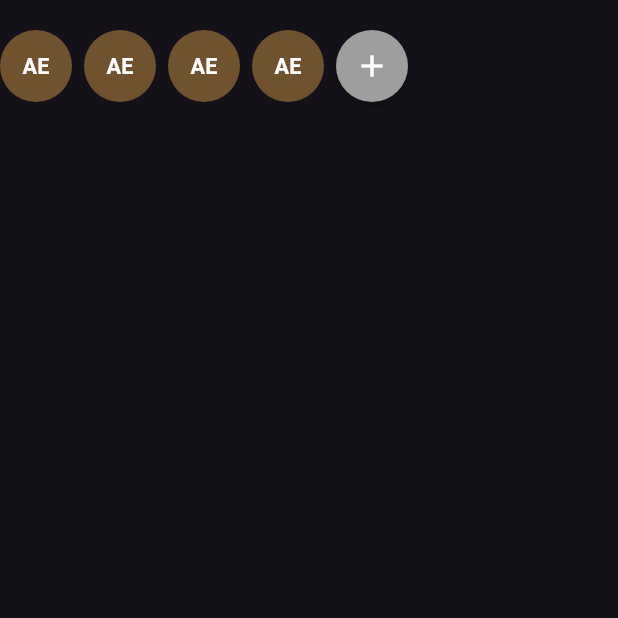
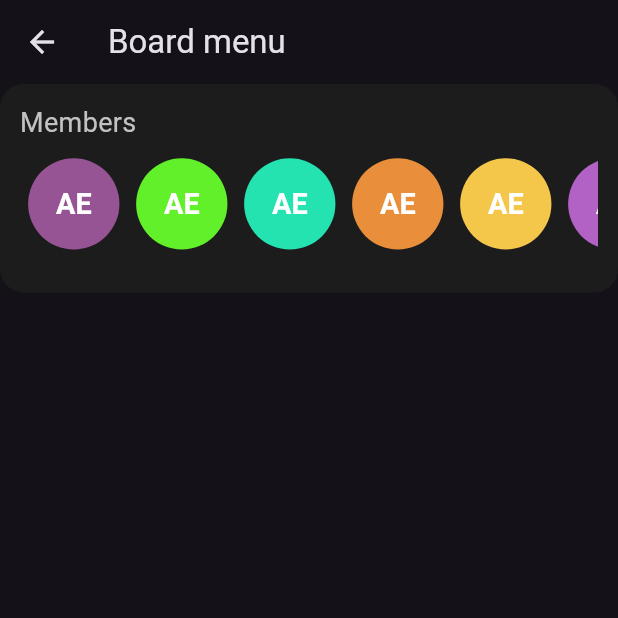
Before and after one commit to AbdelrahmanElkholy41/Trello, a Flutter app: the MeanuScreen screen opened directly, on a phone screen of 412 x 824 dp, the top half of it. Run offline on Flutter 3.47's test engine with Material 3 defaults, Android fonts, the phone set to English and light mode, and no system bars; our stand-ins replace flutter_screenutil, supabase_flutter; accounts and stored records are empty.

Commit message:
create menu screen

```diff
--- a/lib/Feature/ProjectDetails/widget/UserAvater.dart
+++ b/lib/Feature/ProjectDetails/widget/UserAvater.dart
@@ -1,4 +1,6 @@
 import 'package:flutter/material.dart';
+
+import '../../../core/helpers/spacing.dart';
 
 class UserAvatar extends StatelessWidget {
   final String userName;
@@ -7,7 +9,7 @@ class UserAvatar extends StatelessWidget {
   const UserAvatar({
     Key? key,
     required this.userName,
-    this.radius = 24,
+    this.radius = 32,
   }) : super(key: key);
 
   /// 🔡 Get initials from full name (e.g. "Ahmed Khaled" → "AK")
@@ -39,6 +41,7 @@ class UserAvatar extends StatelessWidget {
           fontSize: radius * 0.6,
         ),
       ),
+
     );
   }
 }
--- a/lib/Feature/meanu/meanu_screen.dart
+++ b/lib/Feature/meanu/meanu_screen.dart
@@ -1,5 +1,8 @@
 import 'package:flutter/material.dart';
-
+import 'package:flutter_screenutil/flutter_screenutil.dart';
+import 'package:trello/core/helpers/spacing.dart';
+import '../../core/theming/colors.dart';
+import '../../core/theming/styles.dart';
 import '../ProjectDetails/widget/UserAvater.dart';
 
 class MeanuScreen extends StatelessWidget {
@@ -7,39 +10,66 @@ class MeanuScreen extends StatelessWidget {
 
   @override
   Widget build(BuildContext context) {
-    return  Scaffold(
+    return Scaffold(
+      appBar: AppBar(
+        title: Text('Board menu'),
+      ),
       body: SafeArea(
+        child: SingleChildScrollView(
           child: Column(
             children: [
-          SizedBox(height: 20),
-          Row(
+              Container(
+
+                padding: EdgeInsets.all(12.w),
+                decoration: BoxDecoration(
+                  color: ColorsManager.trelloColor.withOpacity(1),
+                  borderRadius: BorderRadius.circular(16.0),
+                ),
+                child: Column(
+                  crossAxisAlignment: CrossAxisAlignment.start,
                   children: [
-              SizedBox(height: 15),
-              Row(
-                children: [
-                  UserAvatar(userName: 'Abdelrahman Elk holy'),
-                   SizedBox(width: 8),
-                   UserAvatar(userName: 'Abdelrahman Elk holy'),
-                   SizedBox(width: 8),
-                   UserAvatar(userName: 'Abdelrahman Elk holy'),
-                   SizedBox(width: 8),
-                   UserAvatar(userName: 'Abdelrahman Elk holy'),
-                   SizedBox(width: 8),
-                  RawMaterialButton(
-                    onPressed: (){},
+                    // Text "Members"
+                    Text(
+                      'Members',
+                      style: TextStyles.font14LightGrayRegular.copyWith(fontSize: 18),
+                    ),
+                    verticalSpace(10.h),
+
+                    SizedBox(
+                      height: 60.h,
+                      child: ListView.builder(
+                        scrollDirection: Axis.horizontal,
+                        itemCount: 9, // 7 avatars + 1 زرار +
+                        itemBuilder: (context, index) {
+                          if (index < 8) {
+                            return Padding(
+                              padding: const EdgeInsets.symmetric(horizontal: 4.0),
+                              child: UserAvatar(userName: 'Abdelrahman E $index'),
+                            );
+                          } else {
+                            // الزرار + آخر العنصر
+                            return Padding(
+                              padding: const EdgeInsets.symmetric(horizontal: 4.0),
+                              child: RawMaterialButton(
+                                onPressed: () {},
                                 elevation: 2.0,
                                 fillColor: Colors.grey,
-                    shape: CircleBorder(),
-                    constraints: BoxConstraints.tight(Size(48, 48)),
-                    child: Icon(Icons.add, color: Colors.white),
+                                shape: const CircleBorder(),
+                                constraints: BoxConstraints.tight(Size(62, 60)),
+                                child: const Icon(Icons.add, color: Colors.white),
+                              ),
+                            );
+                          }
+                        },
+                      ),
+                    ),
+                    verticalSpace(15.h)
+                  ],
+                ),
+
               ),
             ],
           ),
-
-              const SizedBox(height: 20),
-            ],
-          )
-        ],
         ),
       ),
     );
--- a/lib/main.dart
+++ b/lib/main.dart
@@ -11,7 +11,7 @@ void main() async {
     anonKey:
     'eyJhbGciOiJIUzI1NiIsInR5cCI6IkpXVCJ9.eyJpc3MiOiJzdXBhYmFzZSIsInJlZiI6Imltc255Z3ByaHRqaWNzd2pxaHZhIiwicm9sZSI6ImFub24iLCJpYXQiOjE3NTUxNjc4MTIsImV4cCI6MjA3MDc0MzgxMn0.71itxd88DHE2Bu1jFuFlkEn3RPTQSgGh8GCLJobP_KE',
   );
-  print('Supabase initialized successfully');
+  print('Sup abase initialized successfully');
 
   runApp(const MyApp());
 }
@@ -22,7 +22,7 @@ class MyApp extends StatelessWidget {
   @override
   Widget build(BuildContext context) {
     return ScreenUtilInit(
-      designSize: const Size(375, 812), // مقاسات التصميم الأساسي
+      designSize: const Size(375, 812),
       minTextAdapt: true,
       splitScreenMode: true,
       builder: (context, child) {
```
Lines whose indentation alone changed are shown as unchanged.
